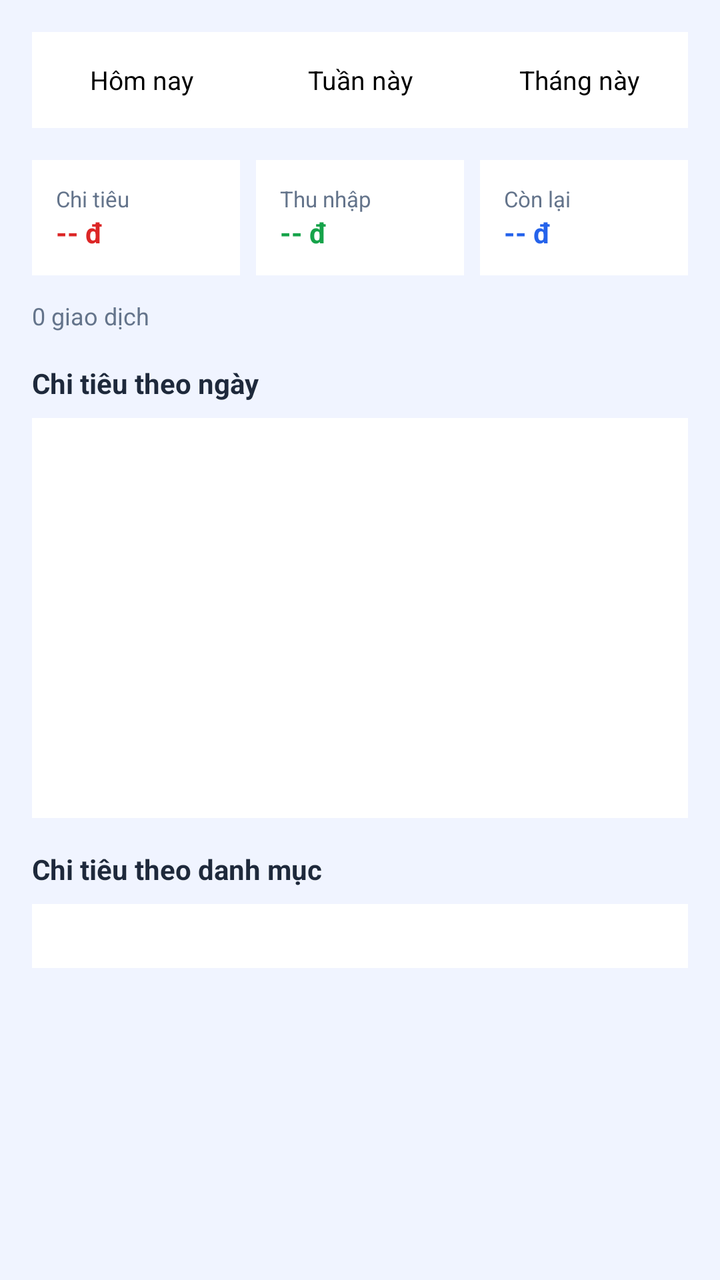
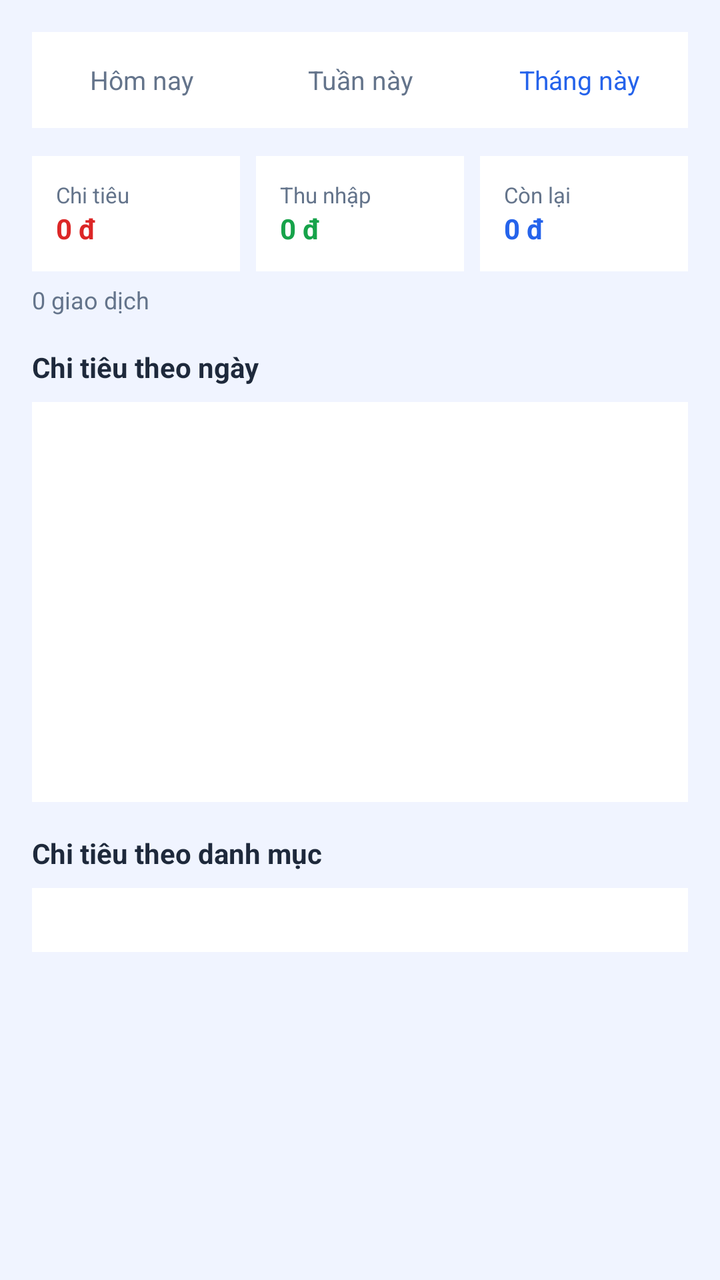

An Android layout rendered at two revisions. The XML below is the earlier revision; the diff shows what the commit changed to produce the second picture.
<!-- AndroidManifest.xml: application theme Theme.BankTracker -->
<!-- res/layout/activity_stats.xml -->
<?xml version="1.0" encoding="utf-8"?>
<ScrollView xmlns:android="http://schemas.android.com/apk/res/android"
    android:layout_width="match_parent"
    android:layout_height="match_parent"
    android:background="#F0F4FF">

    <LinearLayout android:layout_width="match_parent" android:layout_height="wrap_content"
        android:orientation="vertical" android:padding="16dp">

        
        <RadioGroup android:id="@+id/tabGroup"
            android:layout_width="match_parent" android:layout_height="48dp"
            android:orientation="horizontal"
            android:background="#FFFFFF"
            android:layout_marginBottom="16dp">
            <RadioButton android:id="@+id/tabDay" android:text="Hôm nay"
                android:layout_width="0dp" android:layout_height="match_parent" android:layout_weight="1"
                android:gravity="center" android:button="@null" android:textSize="13sp"/>
            <RadioButton android:id="@+id/tabWeek" android:text="Tuần này"
                android:layout_width="0dp" android:layout_height="match_parent" android:layout_weight="1"
                android:gravity="center" android:button="@null" android:textSize="13sp"/>
            <RadioButton android:id="@+id/tabMonth" android:text="Tháng này"
                android:layout_width="0dp" android:layout_height="match_parent" android:layout_weight="1"
                android:gravity="center" android:button="@null" android:textSize="13sp" android:checked="true"/>
        </RadioGroup>

        
        <LinearLayout android:layout_width="match_parent" android:layout_height="wrap_content"
            android:orientation="horizontal" android:layout_marginBottom="12dp">
            <LinearLayout android:layout_width="0dp" android:layout_height="wrap_content"
                android:layout_weight="1" android:orientation="vertical"
                android:background="#FFFFFF" android:padding="12dp" android:layout_marginEnd="4dp">
                <TextView android:text="Chi tiêu" android:textSize="11sp" android:textColor="#64748B"
                    android:layout_width="wrap_content" android:layout_height="wrap_content"/>
                <TextView android:id="@+id/tvStatExpense" android:text="-- đ"
                    android:textSize="14sp" android:textStyle="bold" android:textColor="#DC2626"
                    android:layout_width="wrap_content" android:layout_height="wrap_content"/>
            </LinearLayout>
            <LinearLayout android:layout_width="0dp" android:layout_height="wrap_content"
                android:layout_weight="1" android:orientation="vertical"
                android:background="#FFFFFF" android:padding="12dp" android:layout_marginStart="4dp" android:layout_marginEnd="4dp">
                <TextView android:text="Thu nhập" android:textSize="11sp" android:textColor="#64748B"
                    android:layout_width="wrap_content" android:layout_height="wrap_content"/>
                <TextView android:id="@+id/tvStatIncome" android:text="-- đ"
                    android:textSize="14sp" android:textStyle="bold" android:textColor="#16A34A"
                    android:layout_width="wrap_content" android:layout_height="wrap_content"/>
            </LinearLayout>
            <LinearLayout android:layout_width="0dp" android:layout_height="wrap_content"
                android:layout_weight="1" android:orientation="vertical"
                android:background="#FFFFFF" android:padding="12dp" android:layout_marginStart="4dp">
                <TextView android:text="Còn lại" android:textSize="11sp" android:textColor="#64748B"
                    android:layout_width="wrap_content" android:layout_height="wrap_content"/>
                <TextView android:id="@+id/tvStatBalance" android:text="-- đ"
                    android:textSize="14sp" android:textStyle="bold" android:textColor="#2563EB"
                    android:layout_width="wrap_content" android:layout_height="wrap_content"/>
            </LinearLayout>
        </LinearLayout>

        <TextView android:id="@+id/tvStatCount"
            android:text="0 giao dịch" android:textSize="12sp" android:textColor="#64748B"
            android:layout_width="wrap_content" android:layout_height="wrap_content"
            android:layout_marginBottom="16dp"/>

        
        <TextView android:text="Chi tiêu theo ngày"
            android:textSize="14sp" android:textStyle="bold" android:textColor="#1E293B"
            android:layout_width="wrap_content" android:layout_height="wrap_content"
            android:layout_marginBottom="8dp"/>
        <LinearLayout android:id="@+id/chartContainer"
            android:layout_width="match_parent" android:layout_height="200dp"
            android:orientation="horizontal" android:background="#FFFFFF" android:padding="8dp"
            android:gravity="bottom" android:layout_marginBottom="16dp"/>

        
        <TextView android:text="Chi tiêu theo danh mục"
            android:textSize="14sp" android:textStyle="bold" android:textColor="#1E293B"
            android:layout_width="wrap_content" android:layout_height="wrap_content"
            android:layout_marginBottom="8dp"/>
        <LinearLayout android:id="@+id/catContainer"
            android:layout_width="match_parent" android:layout_height="wrap_content"
            android:orientation="vertical" android:background="#FFFFFF" android:padding="16dp"/>

    </LinearLayout>
</ScrollView>
<!-- resources referenced by this layout -->
<resources>
  <style name="Theme.BankTracker" parent="Theme.MaterialComponents.Light.DarkActionBar">
          <item name="colorPrimary">#2563EB</item>
          <item name="colorPrimaryVariant">#1D4ED8</item>
          <item name="colorOnPrimary">#FFFFFF</item>
          <item name="colorSecondary">#7C3AED</item>
          <item name="android:windowBackground">#F0F4FF</item>
      </style>
</resources>

<!-- the commit's change to res/layout/activity_stats.xml (unified diff, before → after) -->
@@ -1,84 +1,32 @@
-<?xml version="1.0" encoding="utf-8"?>
-<ScrollView xmlns:android="http://schemas.android.com/apk/res/android"
-    android:layout_width="match_parent"
-    android:layout_height="match_parent"
-    android:background="#F0F4FF">
+<ScrollView xmlns:android="http://schemas.android.com/apk/res/android" android:layout_width="match_parent" android:layout_height="match_parent" android:background="#F0F4FF">
+<LinearLayout android:layout_width="match_parent" android:layout_height="wrap_content" android:orientation="vertical" android:padding="16dp">
 
-    <LinearLayout android:layout_width="match_parent" android:layout_height="wrap_content"
-        android:orientation="vertical" android:padding="16dp">
+<RadioGroup android:id="@+id/tabGroup" android:layout_width="match_parent" android:layout_height="48dp" android:orientation="horizontal" android:background="#FFFFFF" android:layout_marginBottom="14dp">
+<RadioButton android:id="@+id/tabDay" android:text="Hôm nay" android:layout_width="0dp" android:layout_height="match_parent" android:layout_weight="1" android:gravity="center" android:button="@null" android:textSize="13sp" android:textColor="#64748B"/>
+<RadioButton android:id="@+id/tabWeek" android:text="Tuần này" android:layout_width="0dp" android:layout_height="match_parent" android:layout_weight="1" android:gravity="center" android:button="@null" android:textSize="13sp" android:textColor="#64748B"/>
+<RadioButton android:id="@+id/tabMonth" android:text="Tháng này" android:layout_width="0dp" android:layout_height="match_parent" android:layout_weight="1" android:gravity="center" android:button="@null" android:textSize="13sp" android:textColor="#2563EB" android:checked="true"/>
+</RadioGroup>
 
-        
-        <RadioGroup android:id="@+id/tabGroup"
-            android:layout_width="match_parent" android:layout_height="48dp"
-            android:orientation="horizontal"
-            android:background="#FFFFFF"
-            android:layout_marginBottom="16dp">
-            <RadioButton android:id="@+id/tabDay" android:text="Hôm nay"
-                android:layout_width="0dp" android:layout_height="match_parent" android:layout_weight="1"
-                android:gravity="center" android:button="@null" android:textSize="13sp"/>
-            <RadioButton android:id="@+id/tabWeek" android:text="Tuần này"
-                android:layout_width="0dp" android:layout_height="match_parent" android:layout_weight="1"
-                android:gravity="center" android:button="@null" android:textSize="13sp"/>
-            <RadioButton android:id="@+id/tabMonth" android:text="Tháng này"
-                android:layout_width="0dp" android:layout_height="match_parent" android:layout_weight="1"
-                android:gravity="center" android:button="@null" android:textSize="13sp" android:checked="true"/>
-        </RadioGroup>
+<LinearLayout android:layout_width="match_parent" android:layout_height="wrap_content" android:orientation="horizontal" android:layout_marginBottom="6dp">
+<LinearLayout android:layout_width="0dp" android:layout_height="wrap_content" android:layout_weight="1" android:orientation="vertical" android:background="#FFFFFF" android:padding="12dp" android:layout_marginEnd="4dp">
+<TextView android:text="Chi tiêu" android:textSize="11sp" android:textColor="#64748B" android:layout_width="wrap_content" android:layout_height="wrap_content"/>
+<TextView android:id="@+id/tvStatExpense" android:text="0 đ" android:textSize="14sp" android:textStyle="bold" android:textColor="#DC2626" android:layout_width="wrap_content" android:layout_height="wrap_content"/>
+</LinearLayout>
+<LinearLayout android:layout_width="0dp" android:layout_height="wrap_content" android:layout_weight="1" android:orientation="vertical" android:background="#FFFFFF" android:padding="12dp" android:layout_marginStart="4dp" android:layout_marginEnd="4dp">
+<TextView android:text="Thu nhập" android:textSize="11sp" android:textColor="#64748B" android:layout_width="wrap_content" android:layout_height="wrap_content"/>
+<TextView android:id="@+id/tvStatIncome" android:text="0 đ" android:textSize="14sp" android:textStyle="bold" android:textColor="#16A34A" android:layout_width="wrap_content" android:layout_height="wrap_content"/>
+</LinearLayout>
+<LinearLayout android:layout_width="0dp" android:layout_height="wrap_content" android:layout_weight="1" android:orientation="vertical" android:background="#FFFFFF" android:padding="12dp" android:layout_marginStart="4dp">
+<TextView android:text="Còn lại" android:textSize="11sp" android:textColor="#64748B" android:layout_width="wrap_content" android:layout_height="wrap_content"/>
+<TextView android:id="@+id/tvStatBalance" android:text="0 đ" android:textSize="14sp" android:textStyle="bold" android:textColor="#2563EB" android:layout_width="wrap_content" android:layout_height="wrap_content"/>
+</LinearLayout>
+</LinearLayout>
+<TextView android:id="@+id/tvStatCount" android:text="0 giao dịch" android:textSize="12sp" android:textColor="#64748B" android:layout_width="wrap_content" android:layout_height="wrap_content" android:layout_marginBottom="16dp"/>
 
-        
-        <LinearLayout android:layout_width="match_parent" android:layout_height="wrap_content"
-            android:orientation="horizontal" android:layout_marginBottom="12dp">
-            <LinearLayout android:layout_width="0dp" android:layout_height="wrap_content"
-                android:layout_weight="1" android:orientation="vertical"
-                android:background="#FFFFFF" android:padding="12dp" android:layout_marginEnd="4dp">
-                <TextView android:text="Chi tiêu" android:textSize="11sp" android:textColor="#64748B"
-                    android:layout_width="wrap_content" android:layout_height="wrap_content"/>
-                <TextView android:id="@+id/tvStatExpense" android:text="-- đ"
-                    android:textSize="14sp" android:textStyle="bold" android:textColor="#DC2626"
-                    android:layout_width="wrap_content" android:layout_height="wrap_content"/>
-            </LinearLayout>
-            <LinearLayout android:layout_width="0dp" android:layout_height="wrap_content"
-                android:layout_weight="1" android:orientation="vertical"
-                android:background="#FFFFFF" android:padding="12dp" android:layout_marginStart="4dp" android:layout_marginEnd="4dp">
-                <TextView android:text="Thu nhập" android:textSize="11sp" android:textColor="#64748B"
-                    android:layout_width="wrap_content" android:layout_height="wrap_content"/>
-                <TextView android:id="@+id/tvStatIncome" android:text="-- đ"
-                    android:textSize="14sp" android:textStyle="bold" android:textColor="#16A34A"
-                    android:layout_width="wrap_content" android:layout_height="wrap_content"/>
-            </LinearLayout>
-            <LinearLayout android:layout_width="0dp" android:layout_height="wrap_content"
-                android:layout_weight="1" android:orientation="vertical"
-                android:background="#FFFFFF" android:padding="12dp" android:layout_marginStart="4dp">
-                <TextView android:text="Còn lại" android:textSize="11sp" android:textColor="#64748B"
-                    android:layout_width="wrap_content" android:layout_height="wrap_content"/>
-                <TextView android:id="@+id/tvStatBalance" android:text="-- đ"
-                    android:textSize="14sp" android:textStyle="bold" android:textColor="#2563EB"
-                    android:layout_width="wrap_content" android:layout_height="wrap_content"/>
-            </LinearLayout>
-        </LinearLayout>
+<TextView android:text="Chi tiêu theo ngày" android:textSize="14sp" android:textStyle="bold" android:textColor="#1E293B" android:layout_width="wrap_content" android:layout_height="wrap_content" android:layout_marginBottom="8dp"/>
+<LinearLayout android:id="@+id/chartContainer" android:layout_width="match_parent" android:layout_height="200dp" android:orientation="horizontal" android:background="#FFFFFF" android:padding="8dp" android:gravity="bottom" android:layout_marginBottom="16dp"/>
 
-        <TextView android:id="@+id/tvStatCount"
-            android:text="0 giao dịch" android:textSize="12sp" android:textColor="#64748B"
-            android:layout_width="wrap_content" android:layout_height="wrap_content"
-            android:layout_marginBottom="16dp"/>
-
-        
-        <TextView android:text="Chi tiêu theo ngày"
-            android:textSize="14sp" android:textStyle="bold" android:textColor="#1E293B"
-            android:layout_width="wrap_content" android:layout_height="wrap_content"
-            android:layout_marginBottom="8dp"/>
-        <LinearLayout android:id="@+id/chartContainer"
-            android:layout_width="match_parent" android:layout_height="200dp"
-            android:orientation="horizontal" android:background="#FFFFFF" android:padding="8dp"
-            android:gravity="bottom" android:layout_marginBottom="16dp"/>
-
-        
-        <TextView android:text="Chi tiêu theo danh mục"
-            android:textSize="14sp" android:textStyle="bold" android:textColor="#1E293B"
-            android:layout_width="wrap_content" android:layout_height="wrap_content"
-            android:layout_marginBottom="8dp"/>
-        <LinearLayout android:id="@+id/catContainer"
-            android:layout_width="match_parent" android:layout_height="wrap_content"
-            android:orientation="vertical" android:background="#FFFFFF" android:padding="16dp"/>
-
-    </LinearLayout>
+<TextView android:text="Chi tiêu theo danh mục" android:textSize="14sp" android:textStyle="bold" android:textColor="#1E293B" android:layout_width="wrap_content" android:layout_height="wrap_content" android:layout_marginBottom="8dp"/>
+<LinearLayout android:id="@+id/catContainer" android:layout_width="match_parent" android:layout_height="wrap_content" android:orientation="vertical" android:background="#FFFFFF" android:padding="16dp"/>
+</LinearLayout>
 </ScrollView>
